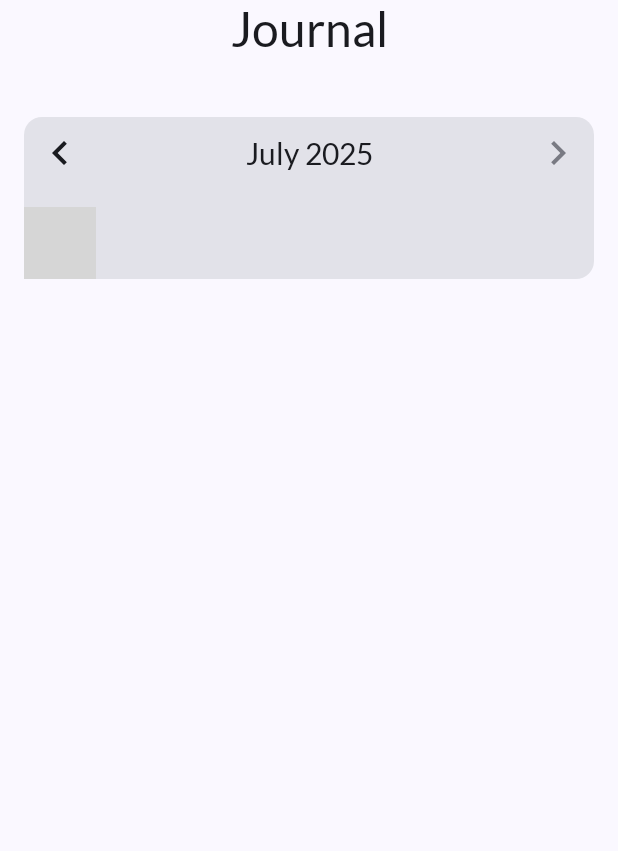
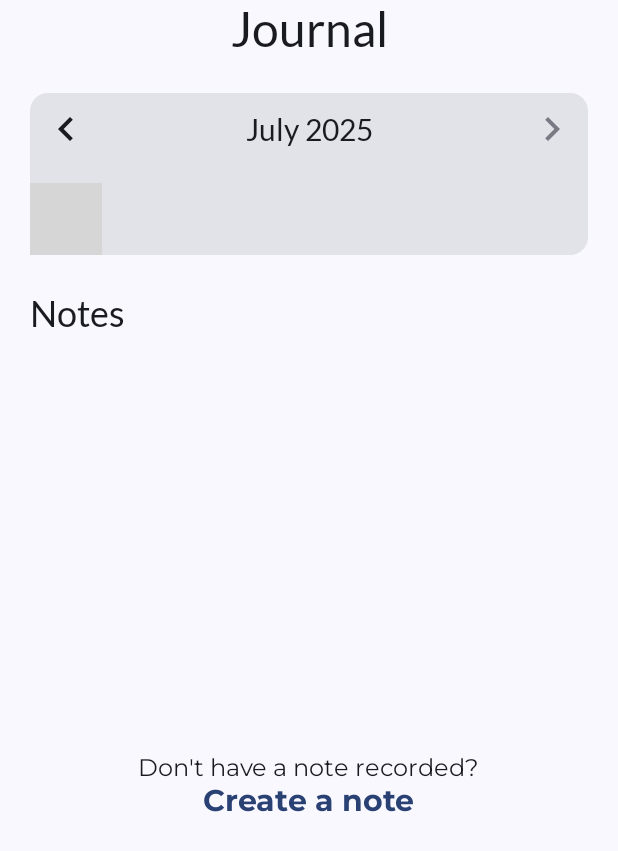
Before and after one commit to Papashkin/naughty-notes, an Android app built with Jetpack Compose: the screen it shows after launch (MainActivity), on a phone screen of 412 x 824 dp. Shown: the top 851 px of the screen. Run offline under Robolectric (Android 15) with nearby library versions, the phone set to English and light mode, and no system bars; our stand-ins replace Dagger/Hilt's generated code; libraries missing offline, so code that uses them is left out: com.kizitonwose.calendar; 3 statements that could not run were skipped; grey boxes are pictures that could not be loaded.

Commit message:
task: Home screen update (#9)

```diff
--- a/app/src/main/java/com/antsfamily/sexcalendar/presentation/home/HomeScreen.kt
+++ b/app/src/main/java/com/antsfamily/sexcalendar/presentation/home/HomeScreen.kt
@@ -6,6 +6,7 @@ import androidx.compose.foundation.layout.Row
 import androidx.compose.foundation.layout.Spacer
 import androidx.compose.foundation.layout.fillMaxWidth
 import androidx.compose.foundation.layout.height
+import androidx.compose.foundation.layout.navigationBarsPadding
 import androidx.compose.foundation.layout.padding
 import androidx.compose.foundation.layout.statusBarsPadding
 import androidx.compose.material3.MaterialTheme
@@ -17,6 +18,9 @@ import androidx.compose.ui.text.style.TextAlign
 import androidx.compose.ui.tooling.preview.Preview
 import androidx.compose.ui.unit.dp
 import androidx.hilt.navigation.compose.hiltViewModel
+import com.antsfamily.sexcalendar.presentation.home.view.CalendarView
+import com.antsfamily.sexcalendar.presentation.home.view.FullScreenLoading
+import com.antsfamily.sexcalendar.presentation.home.view.NotesListView
 import java.time.YearMonth
 
 @Composable
@@ -46,8 +50,9 @@ fun HomeContent(
     onPreviousMonthClick: () -> Unit,
     onNextMonthClick: () -> Unit
 ) {
-
-    Column {
+    Column(modifier = Modifier
+        .padding(horizontal = 20.dp)
+        .navigationBarsPadding()) {
         Row(
             modifier = Modifier
                 .fillMaxWidth()
@@ -62,16 +67,19 @@ fun HomeContent(
             )
         }
 
-        Spacer(Modifier.height(40.dp))
+        Spacer(Modifier.height(24.dp))
 
         CalendarView(
-            modifier = Modifier.padding(horizontal = 16.dp),
             yearMonth = yearMonth,
             isNavigationBackVisible = isNavigationBackVisible,
             isNavigationForwardVisible = isNavigationForwardVisible,
             onPreviousMonthClick = { onPreviousMonthClick.invoke() },
             onNextMonthClick = { onNextMonthClick.invoke() }
         )
+
+        Spacer(Modifier.height(24.dp))
+
+        NotesListView(notes = listOf())
     }
 }
 
--- a/app/src/main/java/com/antsfamily/sexcalendar/presentation/home/CalendarView.kt
+++ b/app/src/main/java/com/antsfamily/sexcalendar/presentation/home/view/CalendarView.kt
@@ -1,4 +1,4 @@
-package com.antsfamily.sexcalendar.presentation.home
+package com.antsfamily.sexcalendar.presentation.home.view
 
 import androidx.compose.foundation.background
 import androidx.compose.foundation.layout.Arrangement
@@ -175,7 +175,7 @@ fun WeekDayHeader(daysOfWeek: List<DayOfWeek>) {
         items(daysOfWeek) { day ->
             Box {
                 Text(
-                    modifier = Modifier.width(56.dp),
+                    modifier = Modifier.width(48.dp),
                     textAlign = TextAlign.Center,
                     style = MaterialTheme.typography.bodyMedium,
                     text = day.getDisplayName(TextStyle.SHORT, Locale.getDefault())
--- a/app/src/main/java/com/antsfamily/sexcalendar/presentation/home/FullScreenLoadingView.kt
+++ b/app/src/main/java/com/antsfamily/sexcalendar/presentation/home/view/FullScreenLoadingView.kt
@@ -1,4 +1,4 @@
-package com.antsfamily.sexcalendar.presentation.home
+package com.antsfamily.sexcalendar.presentation.home.view
 
 import androidx.compose.foundation.layout.Arrangement
 import androidx.compose.foundation.layout.Column
--- /dev/null
+++ b/app/src/main/java/com/antsfamily/sexcalendar/presentation/home/view/NotesListView.kt
@@ -0,0 +1,100 @@
+package com.antsfamily.sexcalendar.presentation.home.view
+
+import androidx.compose.foundation.clickable
+import androidx.compose.foundation.layout.Arrangement
+import androidx.compose.foundation.layout.Column
+import androidx.compose.foundation.layout.Row
+import androidx.compose.foundation.layout.fillMaxSize
+import androidx.compose.foundation.layout.padding
+import androidx.compose.foundation.lazy.LazyColumn
+import androidx.compose.foundation.lazy.items
+import androidx.compose.material.icons.Icons
+import androidx.compose.material.icons.outlined.Favorite
+import androidx.compose.material3.Icon
+import androidx.compose.material3.ListItem
+import androidx.compose.material3.MaterialTheme
+import androidx.compose.material3.Text
+import androidx.compose.runtime.Composable
+import androidx.compose.ui.Alignment
+import androidx.compose.ui.Modifier
+import androidx.compose.ui.text.AnnotatedString
+import androidx.compose.ui.text.SpanStyle
+import androidx.compose.ui.text.font.FontWeight
+import androidx.compose.ui.tooling.preview.Preview
+import androidx.compose.ui.unit.dp
+
+@Composable
+fun NotesListView(
+    modifier: Modifier = Modifier,
+    notes: List<String>
+) {
+    Column(modifier = modifier) {
+        Text("Notes", style = MaterialTheme.typography.titleMedium)
+        if (notes.isNotEmpty()) {
+            NotesListWithContent(notes)
+        } else {
+            NotesListEmpty()
+        }
+    }
+}
+
+@Composable
+fun NotesListWithContent(notes: List<String>) {
+    LazyColumn {
+        items(notes) {
+            NoteCard(it)
+        }
+    }
+}
+
+@Composable
+fun NotesListEmpty() {
+    Row(verticalAlignment = Alignment.CenterVertically) {
+        Column(
+            verticalArrangement = Arrangement.Center,
+            horizontalAlignment = Alignment.CenterHorizontally,
+            modifier = Modifier
+                .fillMaxSize()
+                .padding(horizontal = 12.dp)
+        ) {
+            Text(
+                text = "Don't have a note recorded?",
+                style = MaterialTheme.typography.bodyMedium
+            )
+            Text(
+                modifier = Modifier.clickable {
+                    //TODO add action
+                },
+                text = AnnotatedString(
+                    text = "Create a note",
+                    spanStyle = SpanStyle(color = MaterialTheme.colorScheme.primary)
+                ),
+                style = MaterialTheme.typography.bodyLarge,
+                fontWeight = FontWeight.SemiBold
+            )
+        }
+    }
+}
+
+@Composable
+fun NoteCard(note: String) {
+    ListItem(
+        headlineContent = {
+            Text(note)
+        },
+        leadingContent = {
+            Icon(Icons.Outlined.Favorite, null)
+        }
+    )
+}
+
+@Preview(showBackground = true, showSystemUi = true)
+@Composable
+private fun NotesListViewPreview1() {
+    NotesListView(notes = listOf("mock 1", "mock 2", "mock 3"))
+}
+@Preview(showBackground = true, showSystemUi = true)
+@Composable
+private fun NotesListViewPreview2() {
+    NotesListView(notes = listOf())
+}
```
